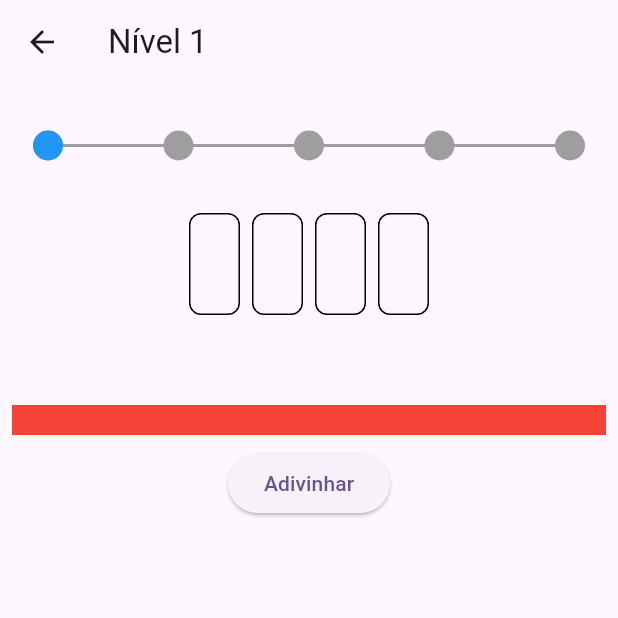
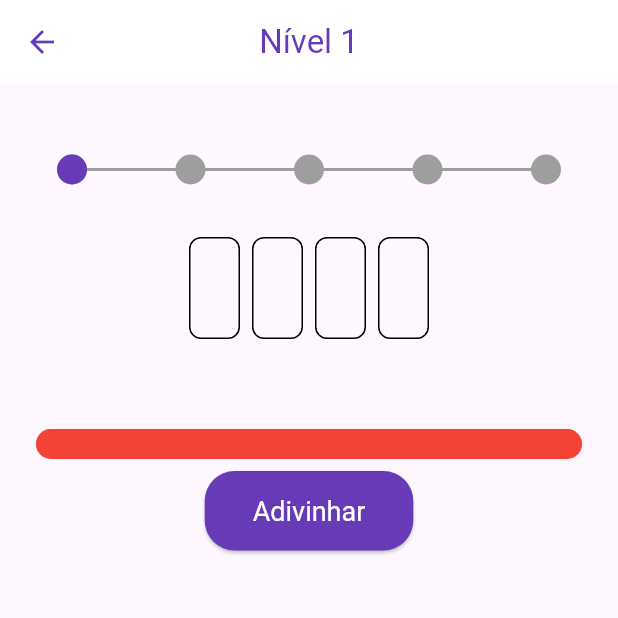
Before and after one commit to samuelsouzaleite/app_jogo, a Flutter app: the screen it shows after launch, after a tap on "Continuar", after a tap on "Nível 1", on a phone screen of 412 x 824 dp, the top half of it. Run offline on Flutter 3.47's test engine with Material 3 defaults, Android fonts, the phone set to English and light mode, and no system bars; our stand-ins replace shared_preferences.

Commit message:
Commit Final

```diff
--- a/app_jogo/lib/game_logic.dart
+++ b/app_jogo/lib/game_logic.dart
@@ -9,7 +9,7 @@ class GameLogic {
 
   List<String> words5Letters = [
     "BARCO", "CARRO", "ROSAS", "ABRIL", "CANOE", "LIVRO", "CASAS", "TORRE",
-    "MACAS", "FLORES"
+    "MACAS", "FLORA"
     // Adicione mais palavras de 5 letras conforme necessário
   ];
 
--- a/app_jogo/lib/game_page.dart
+++ b/app_jogo/lib/game_page.dart
@@ -1,7 +1,7 @@
 import 'package:flutter/material.dart';
 import 'package:flutter/services.dart';
 import 'game_logic.dart';
-import 'progress_manager.dart'; // Adicione a importação do gerenciador de progresso
+import 'progress_manager.dart';
 
 class GamePage extends StatefulWidget {
   final int level;
@@ -47,7 +47,7 @@ class _GamePageState extends State<GamePage>
     lives = maxLives;
     _animationController = AnimationController(
       vsync: this,
-      duration: Duration(seconds: 1),
+      duration: const Duration(seconds: 1),
     );
   }
 
@@ -82,14 +82,17 @@ class _GamePageState extends State<GamePage>
             context: context,
             builder: (context) {
               return AlertDialog(
-                title: Text('Parabéns!'),
-                content: Text('Você completou todas as palavras deste nível!'),
+                title: Text('Parabéns!',
+                    style: TextStyle(color: Colors.deepPurple)),
+                content: Text('Você completou todas as palavras deste nível!',
+                    style: TextStyle(color: Colors.deepPurple)),
                 actions: [
                   TextButton(
                     onPressed: () {
                       Navigator.of(context).pop();
                     },
-                    child: Text('OK'),
+                    child:
+                        Text('OK', style: TextStyle(color: Colors.deepPurple)),
                   ),
                 ],
               );
@@ -103,8 +106,10 @@ class _GamePageState extends State<GamePage>
             context: context,
             builder: (context) {
               return AlertDialog(
-                title: Text('Game Over'),
-                content: Text('Você perdeu todas as suas vidas!'),
+                title: Text('Game Over',
+                    style: TextStyle(color: Colors.deepPurple)),
+                content: Text('Você perdeu todas as suas vidas!',
+                    style: TextStyle(color: Colors.deepPurple)),
                 actions: [
                   TextButton(
                     onPressed: () {
@@ -112,7 +117,8 @@ class _GamePageState extends State<GamePage>
                       Navigator.of(context)
                           .pop(); // Voltar para a página inicial
                     },
-                    child: Text('OK'),
+                    child:
+                        Text('OK', style: TextStyle(color: Colors.deepPurple)),
                   ),
                 ],
               );
@@ -138,9 +144,24 @@ class _GamePageState extends State<GamePage>
 
     return Scaffold(
       appBar: AppBar(
-        title: Text('Nível ${widget.level}'),
+        backgroundColor: Colors.white, // Cor de fundo branca para o AppBar
+        elevation: 0, // Remove a sombra do AppBar
+        leading: IconButton(
+          icon: Icon(Icons.arrow_back,
+              color: Colors.deepPurple), // Ícone de volta na cor roxa
+          onPressed: () {
+            Navigator.of(context).pop();
+          },
         ),
-      body: Column(
+        title: Text(
+          'Nível ${widget.level}',
+          style: TextStyle(color: Colors.deepPurple), // Cor do título roxa
+        ),
+        centerTitle: true,
+      ),
+      body: Padding(
+        padding: const EdgeInsets.all(16.0),
+        child: Column(
           children: [
             // Indicador de progresso visual
             Padding(
@@ -150,8 +171,9 @@ class _GamePageState extends State<GamePage>
                   currentWordIndex: currentWordIndex,
                   totalWords: wordsForLevel.length,
                   animation: _animationController,
+                  color: Colors.deepPurple, // Defina a cor roxa
                 ),
-              child: SizedBox(
+                child: const SizedBox(
                   width: double.infinity,
                   height: 50,
                 ),
@@ -165,10 +187,17 @@ class _GamePageState extends State<GamePage>
                   int idx = entry.key;
                   String char = entry.value;
                   return Container(
-                  margin: EdgeInsets.all(4.0),
-                  padding: EdgeInsets.all(8.0),
+                    margin: const EdgeInsets.all(4.0),
+                    padding: const EdgeInsets.all(8.0),
+                    decoration: BoxDecoration(
                       color: _getBoxColor(char, idx),
-                  child: Text(char),
+                      borderRadius: BorderRadius.circular(8.0),
+                    ),
+                    child: Text(
+                      char,
+                      style: const TextStyle(
+                          fontSize: 24, color: Colors.black), // Texto preto
+                    ),
                   );
                 }).toList(),
               ),
@@ -181,15 +210,16 @@ class _GamePageState extends State<GamePage>
                 mainAxisAlignment: MainAxisAlignment.center,
                 children: List.generate(currentWord.length, (index) {
                   return Container(
-                  margin: EdgeInsets.all(4.0),
-                  padding: EdgeInsets.all(16.0),
+                    margin: const EdgeInsets.all(4.0),
+                    padding: const EdgeInsets.all(16.0),
                     decoration: BoxDecoration(
                       border: Border.all(color: Colors.black),
                       borderRadius: BorderRadius.circular(8.0),
                     ),
                     child: Text(
                       currentGuess.length > index ? currentGuess[index] : '',
-                    style: TextStyle(fontSize: 24),
+                      style: const TextStyle(
+                          fontSize: 24, color: Colors.black), // Texto preto
                     ),
                   );
                 }),
@@ -217,14 +247,14 @@ class _GamePageState extends State<GamePage>
                   });
                 }
               },
-            decoration: InputDecoration(
+              decoration: const InputDecoration(
                 border: InputBorder.none,
                 enabledBorder: InputBorder.none,
                 focusedBorder: InputBorder.none,
                 errorBorder: InputBorder.none,
                 disabledBorder: InputBorder.none,
               ),
-            style: TextStyle(
+              style: const TextStyle(
                 color: Colors.transparent,
                 height: 0,
               ),
@@ -234,11 +264,14 @@ class _GamePageState extends State<GamePage>
             // Barra de vida
             Padding(
               padding: const EdgeInsets.all(8.0),
+              child: ClipRRect(
+                borderRadius: BorderRadius.circular(10), // Bordas arredondadas
                 child: LinearProgressIndicator(
                   value: lives / maxLives,
                   backgroundColor: Colors.red[200],
                   color: Colors.red,
                   minHeight: 20,
+                ),
               ),
             ),
             // Botão de adivinhação
@@ -252,9 +285,10 @@ class _GamePageState extends State<GamePage>
                   });
                 }
               },
-            child: Text('Adivinhar'),
+              child: const Text('Adivinhar'),
             ),
           ],
+        ),
       ),
     );
   }
@@ -275,11 +309,13 @@ class ProgressPainter extends CustomPainter {
   final int currentWordIndex;
   final int totalWords;
   final Animation<double> animation;
+  final Color color;
 
   ProgressPainter(
       {required this.currentWordIndex,
       required this.totalWords,
-      required this.animation})
+      required this.animation,
+      required this.color})
       : super(repaint: animation);
 
   @override
@@ -309,12 +345,12 @@ class ProgressPainter extends CustomPainter {
       );
     }
 
-    Paint filledCirclePaint = Paint()..color = Colors.blue;
+    Paint filledCirclePaint = Paint()..color = color;
     Paint filledLinePaint = Paint()
-      ..color = Colors.blue
+      ..color = color
       ..strokeWidth = 2.0;
 
-    // Desenhar as linhas azuis até a palavra atual
+    // Desenhar as linhas roxas até a palavra atual
     for (int i = 0; i < currentWordIndex; i++) {
       canvas.drawLine(
         Offset(margin + i * spacing, size.height / 2),
@@ -323,7 +359,7 @@ class ProgressPainter extends CustomPainter {
       );
     }
 
-    // Desenhar os círculos azuis até a palavra atual
+    // Desenhar os círculos roxos até a palavra atual
     for (int i = 0; i <= currentWordIndex; i++) {
       canvas.drawCircle(
         Offset(margin + i * spacing, size.height / 2),
--- a/app_jogo/lib/main.dart
+++ b/app_jogo/lib/main.dart
@@ -2,7 +2,7 @@ import 'package:flutter/material.dart';
 import 'start_page.dart';
 import 'game_page.dart';
 import 'game_logic.dart';
-import 'progress_manager.dart'; // Adicione a importação do gerenciador de progresso
+import 'progress_manager.dart';
 
 void main() {
   runApp(const MyApp());
@@ -18,6 +18,24 @@ class MyApp extends StatelessWidget {
       theme: ThemeData(
         colorScheme: ColorScheme.fromSeed(seedColor: Colors.deepPurple),
         useMaterial3: true,
+        textTheme: const TextTheme(
+          headlineLarge: TextStyle(
+              fontSize: 36,
+              fontWeight: FontWeight.bold,
+              color: Colors.deepPurple),
+          bodyLarge: TextStyle(fontSize: 18, color: Colors.deepPurple),
+        ),
+        elevatedButtonTheme: ElevatedButtonThemeData(
+          style: ElevatedButton.styleFrom(
+            backgroundColor: Colors.deepPurple,
+            foregroundColor: Colors.white,
+            padding: const EdgeInsets.symmetric(horizontal: 32, vertical: 16),
+            textStyle: const TextStyle(fontSize: 18),
+            shape: RoundedRectangleBorder(
+              borderRadius: BorderRadius.circular(20),
+            ),
+          ),
+        ),
       ),
       home: const StartPage(),
     );
@@ -36,6 +54,7 @@ class MyHomePage extends StatefulWidget {
 class _MyHomePageState extends State<MyHomePage> {
   int wordsGuessedCorrectlyLevel1 = 0;
   int wordsGuessedCorrectlyLevel2 = 0;
+  int wordsGuessedCorrectlyLevel3 = 0;
 
   @override
   void initState() {
@@ -46,6 +65,7 @@ class _MyHomePageState extends State<MyHomePage> {
   Future<void> _loadProgress() async {
     wordsGuessedCorrectlyLevel1 = await ProgressManager.loadProgress(1);
     wordsGuessedCorrectlyLevel2 = await ProgressManager.loadProgress(2);
+    wordsGuessedCorrectlyLevel3 = await ProgressManager.loadProgress(3);
     setState(() {});
   }
 
@@ -61,6 +81,33 @@ class _MyHomePageState extends State<MyHomePage> {
       wordsGuessedCorrectlyLevel2 = count;
     });
     ProgressManager.saveProgress(2, count);
+  }
+
+  void updateWordsGuessedCorrectlyLevel3(int count) {
+    setState(() {
+      wordsGuessedCorrectlyLevel3 = count;
+    });
+    ProgressManager.saveProgress(3, count);
+  }
+
+  void _showLevelCompletedDialog(int level) {
+    showDialog(
+      context: context,
+      builder: (context) {
+        return AlertDialog(
+          title: Text('Nível $level Completo'),
+          content: Text('Você já completou este nível. Tente o próximo!'),
+          actions: [
+            TextButton(
+              onPressed: () {
+                Navigator.of(context).pop();
+              },
+              child: Text('OK'),
+            ),
+          ],
+        );
+      },
+    );
   }
 
   @override
@@ -90,6 +137,9 @@ class _MyHomePageState extends State<MyHomePage> {
           children: <Widget>[
             ElevatedButton(
               onPressed: () {
+                if (wordsGuessedCorrectlyLevel1 >= 5) {
+                  _showLevelCompletedDialog(1);
+                } else {
                   Navigator.push(
                     context,
                     MaterialPageRoute(
@@ -101,12 +151,17 @@ class _MyHomePageState extends State<MyHomePage> {
                       ),
                     ),
                   );
+                }
               },
               child: const Text('Nível 1'),
             ),
+            const SizedBox(height: 16),
             ElevatedButton(
               onPressed: level2Available
                   ? () {
+                      if (wordsGuessedCorrectlyLevel2 >= 5) {
+                        _showLevelCompletedDialog(2);
+                      } else {
                         Navigator.push(
                           context,
                           MaterialPageRoute(
@@ -114,17 +169,23 @@ class _MyHomePageState extends State<MyHomePage> {
                               level: 2,
                               onWordsGuessedCorrectlyUpdated:
                                   updateWordsGuessedCorrectlyLevel2,
-                            wordsGuessedCorrectly: wordsGuessedCorrectlyLevel2,
+                              wordsGuessedCorrectly:
+                                  wordsGuessedCorrectlyLevel2,
                             ),
                           ),
                         );
                       }
+                    }
                   : null,
               child: const Text('Nível 2'),
             ),
+            const SizedBox(height: 16),
             ElevatedButton(
               onPressed: level3Available
                   ? () {
+                      if (wordsGuessedCorrectlyLevel3 >= 5) {
+                        _showLevelCompletedDialog(3);
+                      } else {
                         Navigator.push(
                           context,
                           MaterialPageRoute(
@@ -137,6 +198,7 @@ class _MyHomePageState extends State<MyHomePage> {
                           ),
                         );
                       }
+                    }
                   : null,
               child: const Text('Nível 3'),
             ),
--- a/app_jogo/lib/start_page.dart
+++ b/app_jogo/lib/start_page.dart
@@ -55,16 +55,24 @@ class StartPage extends StatelessWidget {
         child: Column(
           mainAxisAlignment: MainAxisAlignment.center,
           children: [
+            Text(
+              'Bem-vindo, Jogador',
+              style: Theme.of(context).textTheme.headlineLarge,
+              textAlign: TextAlign.center,
+            ),
+            const SizedBox(height: 32),
+            Column(
+              children: [
                 SizedBox(
                   width: 200, // Defina uma largura fixa
                   child: ElevatedButton(
                     onPressed: () {
                       _showResetConfirmationDialog(context);
                     },
-                child: const Text('Iniciar Novo Jogo'),
+                    child: const Text('Novo Jogo'),
                   ),
                 ),
-            SizedBox(height: 16), // Espaço entre os botões
+                const SizedBox(height: 16), // Espaço entre os botões
                 SizedBox(
                   width: 200, // Defina a mesma largura fixa
                   child: ElevatedButton(
@@ -81,6 +89,8 @@ class StartPage extends StatelessWidget {
                 ),
               ],
             ),
+          ],
+        ),
       ),
     );
   }
```
Lines whose indentation alone changed are shown as unchanged.
